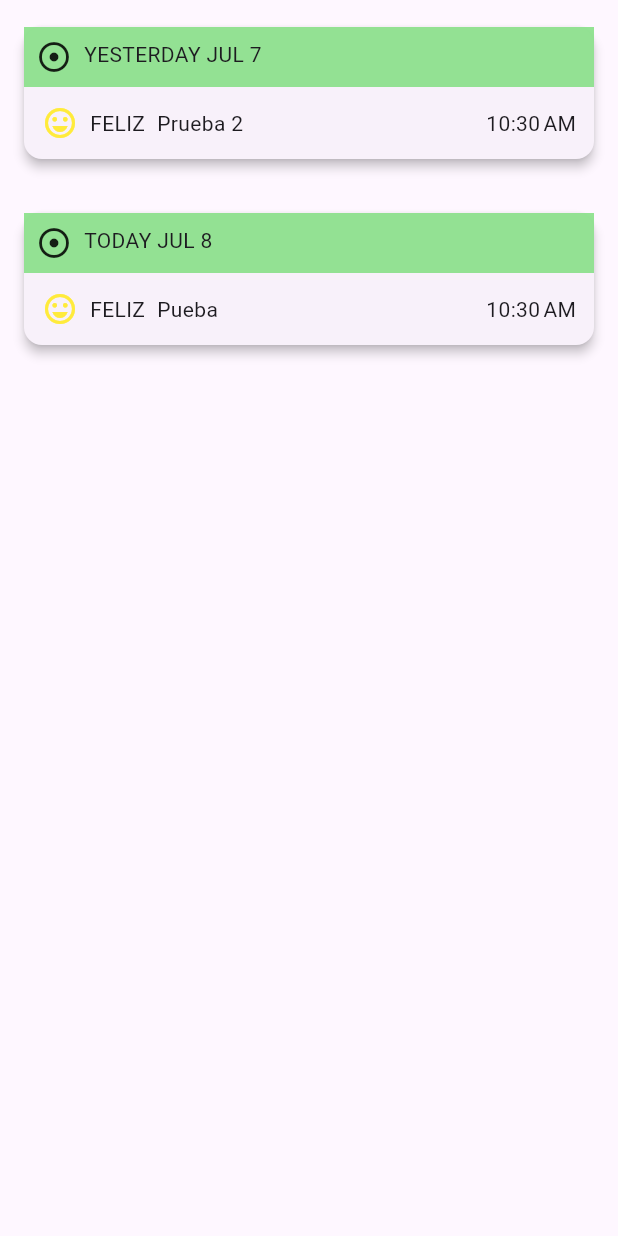
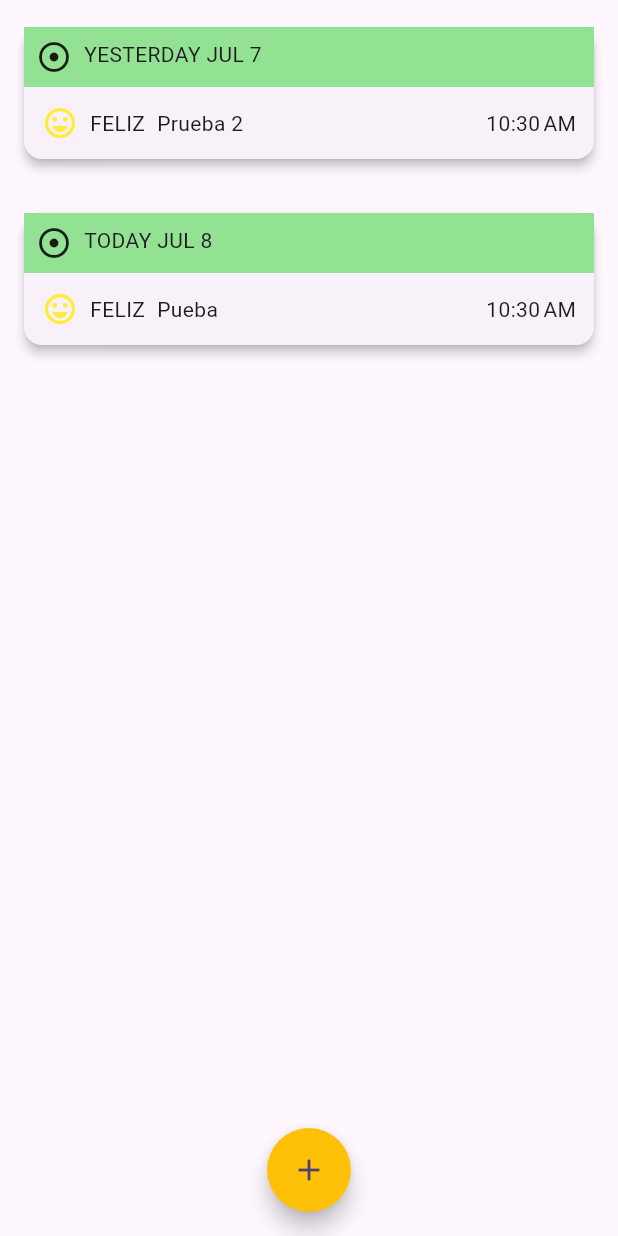
Before and after one commit to TLifeOfCris/JournalFlutterApp2, a Flutter app: the HomeView screen opened directly, on a phone screen of 412 x 824 dp. Run offline on Flutter 3.47's test engine with Material 3 defaults, Android fonts, the phone set to English and light mode, and no system bars; drawn by our look-alikes of flutter_slidable; our stand-ins replace google_fonts.

Commit message:
Agregando botones

```diff
--- a/flutter_journal_app/lib/views/home_view.dart
+++ b/flutter_journal_app/lib/views/home_view.dart
@@ -1,6 +1,7 @@
 import 'package:flutter/material.dart';
 import 'package:flutter_journal_app/models/journy.dart';
 import 'package:flutter_journal_app/viewmodels/providerviewmodel.dart';
+import 'package:flutter_journal_app/views/add_entry_view.dart';
 import 'package:flutter_journal_app/widgets/entry.dart';
 import 'package:flutter_slidable/flutter_slidable.dart';
 import 'package:provider/provider.dart';
@@ -38,6 +39,30 @@ class HomeView extends StatelessWidget {
 
             child:  EntryCard(list: journey));
         }),
+
+        floatingActionButtonLocation: FloatingActionButtonLocation.centerFloat,
+
+
+        floatingActionButton: FloatingActionButton(
+
+
+          backgroundColor: Colors.amber,
+
+
+
+
+
+          onPressed:
+
+        (){
+          Navigator.pushNamed(context, '/add');
+        },
+
+
+
+        child: Icon(Icons.add),
+
+        ),
       )
 
     ;
```
Also changed, not shown: flutter_journal_app/lib/main.dart (+11 -2 lines), flutter_journal_app/lib/views/add_entry_view.dart (+9 -1 lines), 1 other file.
